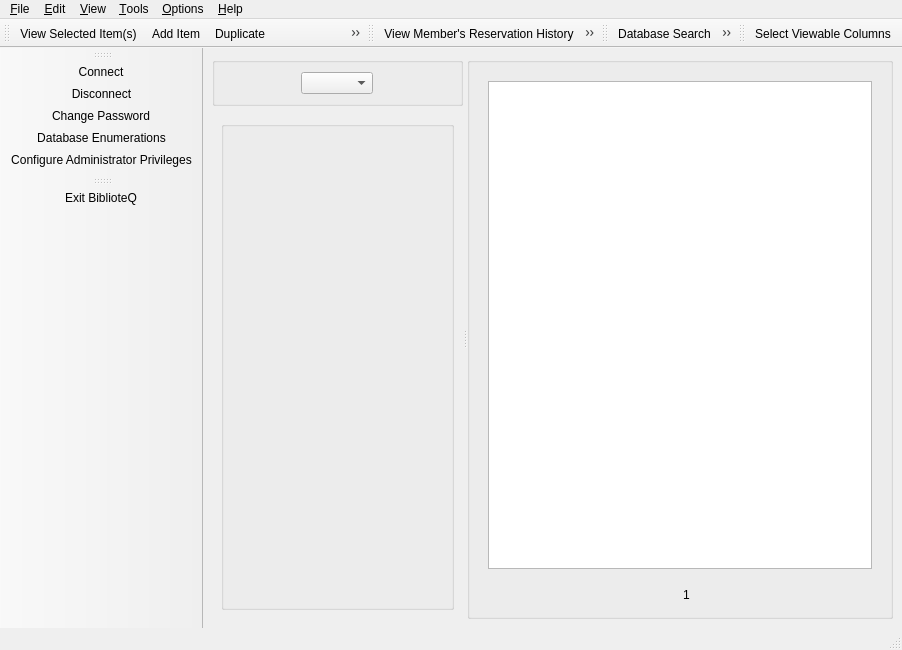
Old version of the form UI/mainwindow.ui in the repository textbrowser/biblioteq.
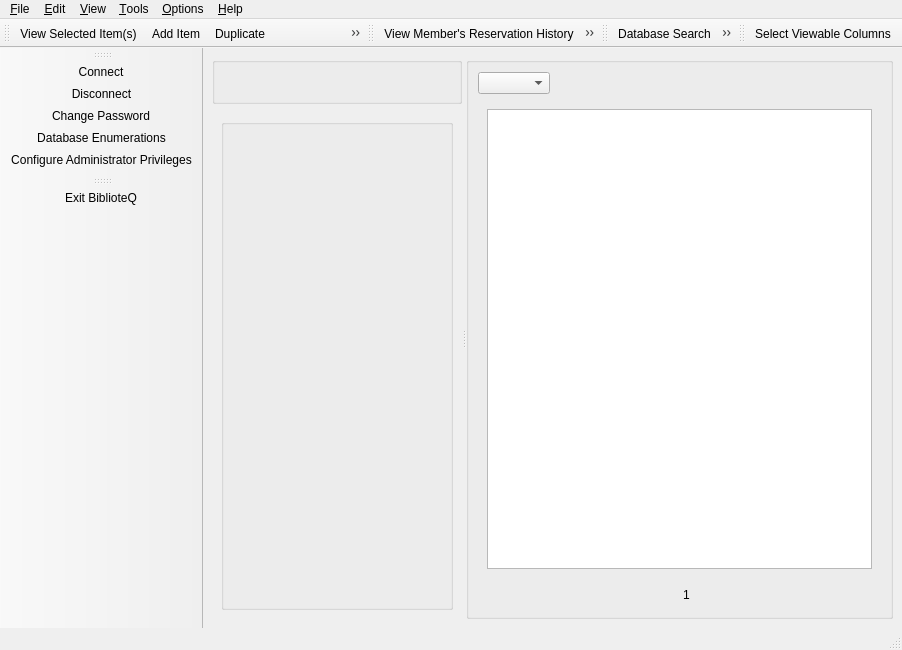
New version of the form. Icons and pictures are not drawn. Custom widgets are drawn as their Qt base class.

Commit message: Moved widget.

Diff of the .ui file:
```diff
--- a/UI/mainwindow.ui
+++ b/UI/mainwindow.ui
@@ -33,9 +33,9 @@
           </property>
           <layout class="QVBoxLayout" name="verticalLayout_2">
            <item>
-            <layout class="QHBoxLayout" name="horizontalLayout">
+            <layout class="QHBoxLayout" name="horizontalLayout_4">
              <item>
-              <spacer name="horizontalSpacer_3">
+              <spacer name="horizontalSpacer_2">
                <property name="orientation">
                 <enum>Qt::Horizontal</enum>
                </property>
@@ -44,33 +44,7 @@
                </property>
                <property name="sizeHint" stdset="0">
                 <size>
-                 <width>40</width>
-                 <height>20</height>
-                </size>
-               </property>
-              </spacer>
-             </item>
-             <item>
-              <widget class="QComboBox" name="typefilter">
-               <property name="sizePolicy">
-                <sizepolicy hsizetype="Fixed" vsizetype="Fixed">
-                 <horstretch>0</horstretch>
-                 <verstretch>0</verstretch>
-                </sizepolicy>
-               </property>
-              </widget>
-             </item>
-             <item>
-              <spacer name="horizontalSpacer_4">
-               <property name="orientation">
-                <enum>Qt::Horizontal</enum>
-               </property>
-               <property name="sizeType">
-                <enum>QSizePolicy::Fixed</enum>
-               </property>
-               <property name="sizeHint" stdset="0">
-                <size>
-                 <width>40</width>
+                 <width>150</width>
                  <height>20</height>
                 </size>
                </property>
@@ -90,14 +64,6 @@
            <bool>true</bool>
           </property>
           <widget class="QWidget" name="scrollAreaWidgetContents">
-           <property name="geometry">
-            <rect>
-             <x>0</x>
-             <y>0</y>
-             <width>326</width>
-             <height>456</height>
-            </rect>
-           </property>
            <layout class="QVBoxLayout" name="verticalLayout_7">
             <item>
              <widget class="QGroupBox" name="itemSummary">
@@ -174,6 +140,30 @@
       </widget>
       <widget class="QGroupBox" name="groupBox_2">
        <layout class="QVBoxLayout" name="verticalLayout">
+        <item>
+         <layout class="QHBoxLayout" name="horizontalLayout">
+          <item>
+           <widget class="QComboBox" name="typefilter">
+            <property name="sizeAdjustPolicy">
+             <enum>QComboBox::AdjustToContents</enum>
+            </property>
+           </widget>
+          </item>
+          <item>
+           <spacer name="horizontalSpacer_3">
+            <property name="orientation">
+             <enum>Qt::Horizontal</enum>
+            </property>
+            <property name="sizeHint" stdset="0">
+             <size>
+              <width>40</width>
+              <height>20</height>
+             </size>
+            </property>
+           </spacer>
+          </item>
+         </layout>
+        </item>
         <item>
          <widget class="QStackedWidget" name="stackedWidget">
           <property name="currentIndex">
```
Left out of the diff: 2 changed lines with no effect on the pictures.
